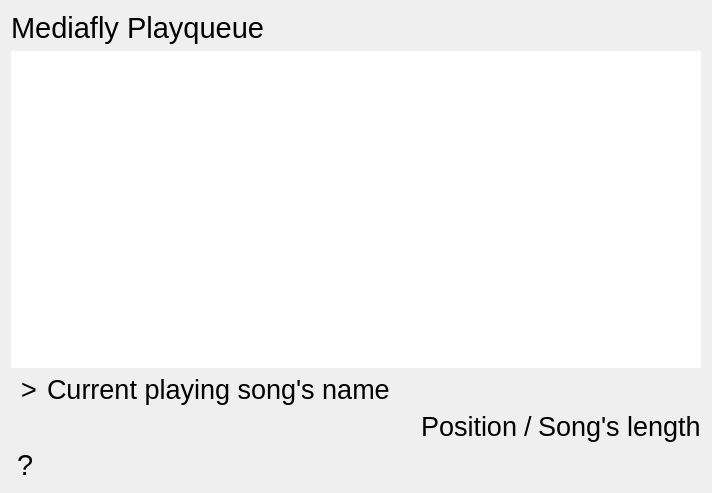
This is mediaflyplayer/forms/MediaflyPlayqueue.ui in tex/mediafly as Qt 5 draws it before an edit. The edited form follows.
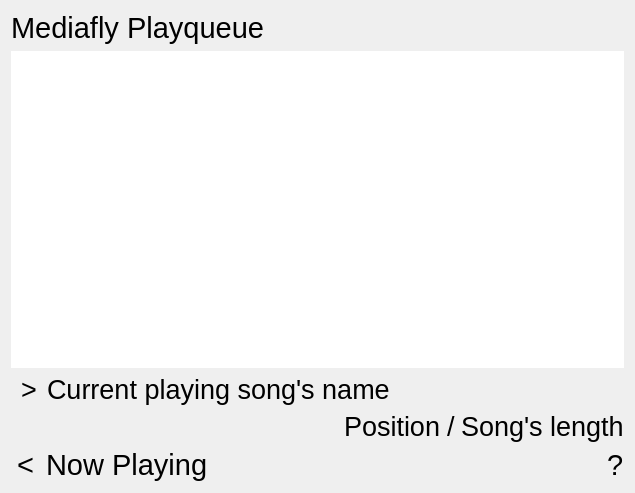
This is the edited form. Custom widgets are drawn as their Qt base class.

Commit message: Make MediaflyPlayqueue to look more according to mockup.

```diff
--- a/mediaflyplayer/forms/MediaflyPlayqueue.ui
+++ b/mediaflyplayer/forms/MediaflyPlayqueue.ui
@@ -5,7 +5,7 @@
    <rect>
     <x>0</x>
     <y>0</y>
-    <width>712</width>
+    <width>635</width>
     <height>493</height>
    </rect>
   </property>
@@ -13,7 +13,7 @@
    <string>Form</string>
   </property>
   <layout class="QGridLayout" name="gridLayout" >
-   <item row="0" column="0" colspan="4" >
+   <item row="0" column="0" colspan="6" >
     <layout class="QHBoxLayout" name="horizontalLayout_3" >
      <item>
       <widget class="QLabel" name="label" >
@@ -35,7 +35,7 @@
      </item>
     </layout>
    </item>
-   <item row="1" column="0" colspan="4" >
+   <item row="1" column="0" colspan="6" >
     <widget class="mf::List" name="m_listView" >
      <property name="font" >
       <font>
@@ -53,7 +53,7 @@
      </property>
     </widget>
    </item>
-   <item row="2" column="0" colspan="4" >
+   <item row="2" column="0" colspan="6" >
     <layout class="QHBoxLayout" name="horizontalLayout_2" >
      <item>
       <widget class="QLabel" name="label_3" >
@@ -108,7 +108,7 @@
      </item>
     </layout>
    </item>
-   <item row="3" column="0" colspan="4" >
+   <item row="3" column="0" colspan="6" >
     <layout class="QHBoxLayout" name="horizontalLayout" >
      <item>
       <spacer name="horizontalSpacer" >
@@ -167,7 +167,7 @@
      </item>
     </layout>
    </item>
-   <item row="5" column="2" >
+   <item row="5" column="4" >
     <spacer name="horizontalSpacer_2" >
      <property name="orientation" >
       <enum>Qt::Horizontal</enum>
@@ -181,6 +181,18 @@
     </spacer>
    </item>
    <item row="5" column="1" >
+    <widget class="QLabel" name="label_4" >
+     <property name="font" >
+      <font>
+       <pointsize>22</pointsize>
+      </font>
+     </property>
+     <property name="text" >
+      <string>&lt;</string>
+     </property>
+    </widget>
+   </item>
+   <item row="5" column="5" >
     <widget class="QLabel" name="label_2" >
      <property name="font" >
       <font>
@@ -195,6 +207,18 @@
      </property>
     </widget>
    </item>
+   <item row="5" column="3" >
+    <widget class="QLabel" name="label_5" >
+     <property name="font" >
+      <font>
+       <pointsize>22</pointsize>
+      </font>
+     </property>
+     <property name="text" >
+      <string>Now Playing</string>
+     </property>
+    </widget>
+   </item>
   </layout>
  </widget>
  <customwidgets>
```
